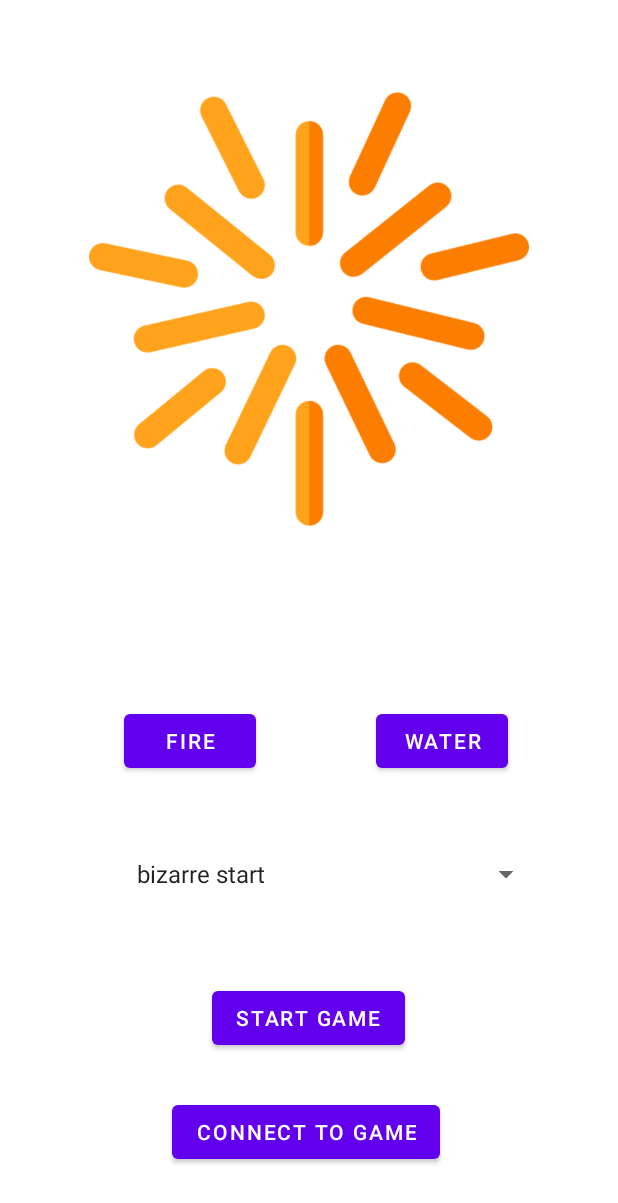
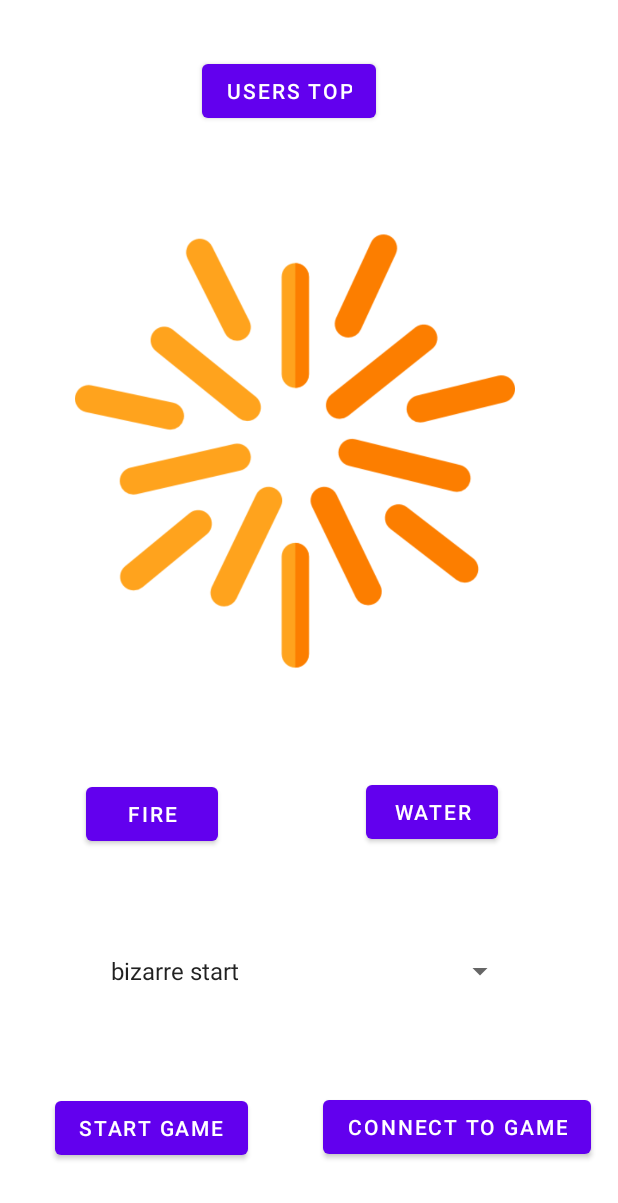
Before and after one commit to Fire-and-water/code, an Android app: the GameMenuFragment screen opened through its navigation route, on a phone screen of 412 x 824 dp. Shown: the top 1203 px of the screen. Run offline under Robolectric (Android 15) with nearby library versions, the phone set to English and light mode, and no system bars; our stand-ins replace navigation-ui; 5 statements that could not run were skipped.

Commit message:
added users top

```diff
--- a/app/src/main/java/com/client/fire_and_water/GameMenuFragment.kt
+++ b/app/src/main/java/com/client/fire_and_water/GameMenuFragment.kt
@@ -52,10 +52,18 @@ class GameMenuFragment : Fragment() {
             changeView()
         }
 
+        binding.gameMenuTop?.setOnClickListener {
+            findNavController().navigate(R.id.action_ThirdFragment_to_SixthFragment)
+        }
+
+        binding.gameMenuTop?.setOnClickListener {
+            findNavController().navigate(R.id.action_ThirdFragment_to_TopFragment)
+        }
+
         binding.gameMenuStartGameButton?.setOnClickListener {
             GlobalScope.launch {
                 val mainActivity = (activity as MainActivity)
-//                mainActivity.network.cancelGame()
+    //                mainActivity.network.cancelGame()
                 val gameId : Int? = (activity as MainActivity).network.createGame(1, role)
                 if (gameId != null) {
                     mainActivity.gameId = gameId
--- a/app/src/main/java/com/client/fire_and_water/StartFragment.kt
+++ b/app/src/main/java/com/client/fire_and_water/StartFragment.kt
@@ -49,9 +49,7 @@ class StartFragment : Fragment() {
             val gso = GoogleSignInOptions.Builder(GoogleSignInOptions.DEFAULT_SIGN_IN)
                 .requestEmail()
                 .build()
-            val mGoogleSignInClient = GoogleSignIn.getClient(requireActivity(), gso)
-            val account = GoogleSignIn.getLastSignedInAccount(requireContext())
-    //            updateUI(account)
+
         }
         logger.debug("onViewCreated end")
     }
--- a/app/src/main/res/layout/fragment_game_menu.xml
+++ b/app/src/main/res/layout/fragment_game_menu.xml
@@ -16,10 +16,10 @@
         android:text="@string/fire"
         app:layout_constraintBottom_toBottomOf="parent"
         app:layout_constraintEnd_toStartOf="@+id/gameMenuWaterButton"
-        app:layout_constraintHorizontal_bias="0.25"
+        app:layout_constraintHorizontal_bias="0.01"
         app:layout_constraintStart_toStartOf="parent"
         app:layout_constraintTop_toTopOf="parent"
-        app:layout_constraintVertical_bias="0.606" />
+        app:layout_constraintVertical_bias="0.668" />
 
     <Button
         android:id="@+id/gameMenuWaterButton"
@@ -28,10 +28,10 @@
         android:text="@string/water"
         app:layout_constraintBottom_toBottomOf="parent"
         app:layout_constraintEnd_toEndOf="parent"
-        app:layout_constraintHorizontal_bias="0.773"
+        app:layout_constraintHorizontal_bias="0.754"
         app:layout_constraintStart_toStartOf="parent"
         app:layout_constraintTop_toTopOf="parent"
-        app:layout_constraintVertical_bias="0.606" />
+        app:layout_constraintVertical_bias="0.667" />
 
     <Button
         android:id="@+id/gameMenuStartGameButton"
@@ -40,10 +40,10 @@
         android:text="@string/start_game"
         app:layout_constraintBottom_toBottomOf="parent"
         app:layout_constraintEnd_toEndOf="parent"
-        app:layout_constraintHorizontal_bias="0.498"
+        app:layout_constraintHorizontal_bias="0.129"
         app:layout_constraintStart_toStartOf="parent"
         app:layout_constraintTop_toTopOf="parent"
-        app:layout_constraintVertical_bias="0.844" />
+        app:layout_constraintVertical_bias="0.938" />
 
     <ImageView
         android:id="@+id/gameMenuImageViewFire"
@@ -53,9 +53,10 @@
         android:visibility="invisible"
         app:layout_constraintBottom_toBottomOf="parent"
         app:layout_constraintEnd_toEndOf="parent"
+        app:layout_constraintHorizontal_bias="0.42"
         app:layout_constraintStart_toStartOf="parent"
         app:layout_constraintTop_toTopOf="parent"
-        app:layout_constraintVertical_bias="0.074"
+        app:layout_constraintVertical_bias="0.27"
         app:srcCompat="@drawable/game_menu_fire_image"
         tools:ignore="ImageContrastCheck" />
 
@@ -67,10 +68,10 @@
         android:visibility="visible"
         app:layout_constraintBottom_toBottomOf="parent"
         app:layout_constraintEnd_toEndOf="parent"
-        app:layout_constraintHorizontal_bias="0.446"
+        app:layout_constraintHorizontal_bias="0.491"
         app:layout_constraintStart_toStartOf="parent"
         app:layout_constraintTop_toTopOf="parent"
-        app:layout_constraintVertical_bias="0.166"
+        app:layout_constraintVertical_bias="0.304"
         app:srcCompat="@drawable/game_menu_water_image" />
 
     <Spinner
@@ -85,10 +86,10 @@
         android:spinnerMode="dropdown"
         app:layout_constraintBottom_toBottomOf="parent"
         app:layout_constraintEnd_toEndOf="parent"
-        app:layout_constraintHorizontal_bias="0.624"
+        app:layout_constraintHorizontal_bias="0.495"
         app:layout_constraintStart_toStartOf="parent"
         app:layout_constraintTop_toTopOf="parent"
-        app:layout_constraintVertical_bias="0.72" />
+        app:layout_constraintVertical_bias="0.803" />
 
     <Button
         android:id="@+id/gameMenuConnectButton"
@@ -97,9 +98,21 @@
         android:text="@string/connect_to_game"
         app:layout_constraintBottom_toBottomOf="parent"
         app:layout_constraintEnd_toEndOf="parent"
-        app:layout_constraintHorizontal_bias="0.492"
+        app:layout_constraintHorizontal_bias="0.924"
         app:layout_constraintStart_toStartOf="parent"
         app:layout_constraintTop_toTopOf="parent"
-        app:layout_constraintVertical_bias="0.942" />
+        app:layout_constraintVertical_bias="0.937" />
+
+    <Button
+        android:id="@+id/gameMenuTop"
+        android:layout_width="wrap_content"
+        android:layout_height="wrap_content"
+        android:text="@string/GameMenuTop"
+        app:layout_constraintBottom_toTopOf="@+id/gameMenuImageViewFire"
+        app:layout_constraintEnd_toEndOf="parent"
+        app:layout_constraintHorizontal_bias="0.454"
+        app:layout_constraintStart_toStartOf="parent"
+        app:layout_constraintTop_toTopOf="parent"
+        app:layout_constraintVertical_bias="0.444" />
 
 </androidx.constraintlayout.widget.ConstraintLayout>
--- a/app/src/main/res/navigation/nav_graph.xml
+++ b/app/src/main/res/navigation/nav_graph.xml
@@ -50,8 +50,23 @@
         <action
             android:id="@+id/action_ThirdFragment_to_SixthFragment"
             app:destination="@id/SixthFragment"/>
+
+        <action
+            android:id="@+id/action_ThirdFragment_to_TopFragment"
+            app:destination="@id/TopFragment"/>
     </fragment>
 
+    <fragment
+        android:id="@+id/TopFragment"
+        android:name="com.client.fire_and_water.TopFragment"
+        android:label="@string/top_fragment_label"
+        tools:layout="@layout/fragment_top">
+
+        <action
+            android:id="@+id/action_TopFragment_to_ThirdFragment"
+            app:destination="@id/ThirdFragment" />
+
+    </fragment>
     <fragment
         android:id="@+id/ForthFragment"
         android:name="com.client.fire_and_water.ConnectToGameFragment"
--- a/app/src/main/res/values/strings.xml
+++ b/app/src/main/res/values/strings.xml
@@ -54,4 +54,7 @@
     <string name="sixth_fragment_label">loading_spinner_fragment_string</string>
     <string name="your_game_id">your game-id: %1$d</string>
     <string name="seventh_fragment_label">\"game_fragment_string\"</string>
+    <string name="GameMenuTop">Users Top</string>
+    <string name="top_fragment_label">TopFragment</string>
+    <string name="textview">TextView</string>
 </resources>
```
Also changed, not shown: app/src/main/java/com/client/fire_and_water/Network.kt (+22 -14 lines), app/src/main/java/com/client/fire_and_water/TopFragment.kt (added, +55 -0 lines), app/src/main/res/layout/fragment_top.xml (added, +137 -0 lines).
